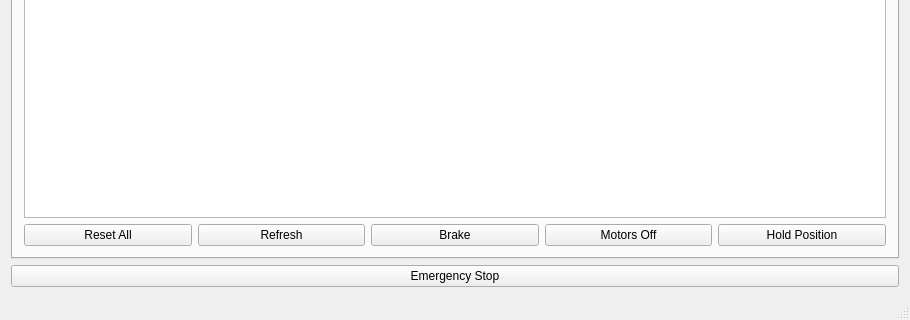
Qt form GUI/mainwindow.ui (craftit/DogBotSoftware) before a commit; both pictures show x 0 to 910 and y 548 to 868 of the 910 by 868 pixel window.
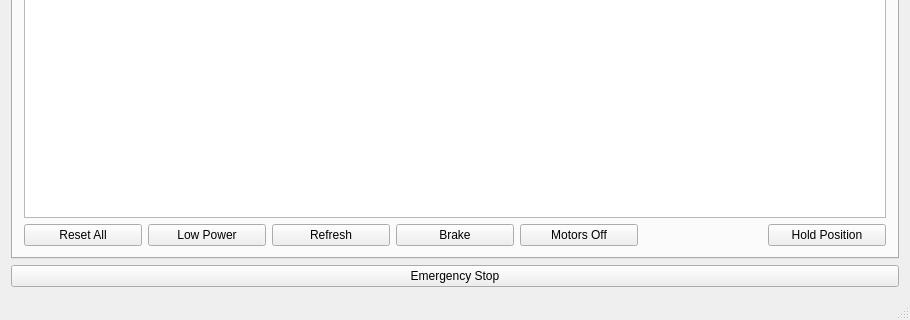
The same form after that commit. The open tabs and pages were chosen to show the change.

The edit to the form file:
```diff
--- a/GUI/mainwindow.ui
+++ b/GUI/mainwindow.ui
@@ -21,7 +21,7 @@
        <bool>true</bool>
       </property>
       <property name="currentIndex">
-       <number>2</number>
+       <number>1</number>
       </property>
       <widget class="QWidget" name="tab_connect">
        <attribute name="title">
@@ -123,14 +123,14 @@
         <string>Overview</string>
        </attribute>
        <layout class="QGridLayout" name="gridLayout">
-        <item row="3" column="3">
+        <item row="3" column="4">
          <widget class="QPushButton" name="pushButtonOff">
           <property name="text">
            <string>Motors Off</string>
           </property>
          </widget>
         </item>
-        <item row="3" column="4">
+        <item row="3" column="6">
          <widget class="QPushButton" name="pushButtonHold">
           <property name="text">
            <string>Hold Position</string>
@@ -144,23 +144,30 @@
           </property>
          </widget>
         </item>
-        <item row="1" column="0" colspan="5">
+        <item row="1" column="0" colspan="7">
          <widget class="QTableView" name="tableViewServoList"/>
         </item>
-        <item row="3" column="2">
+        <item row="3" column="3">
          <widget class="QPushButton" name="pushButtonBrake">
           <property name="text">
            <string>Brake</string>
           </property>
          </widget>
         </item>
-        <item row="3" column="1">
+        <item row="3" column="2">
          <widget class="QPushButton" name="pushButtonRefresh">
           <property name="text">
            <string>Refresh</string>
           </property>
          </widget>
         </item>
+        <item row="3" column="1">
+         <widget class="QPushButton" name="pushButtonLowPower">
+          <property name="text">
+           <string>Low Power</string>
+          </property>
+         </widget>
+        </item>
        </layout>
       </widget>
       <widget class="QWidget" name="tab">
```
